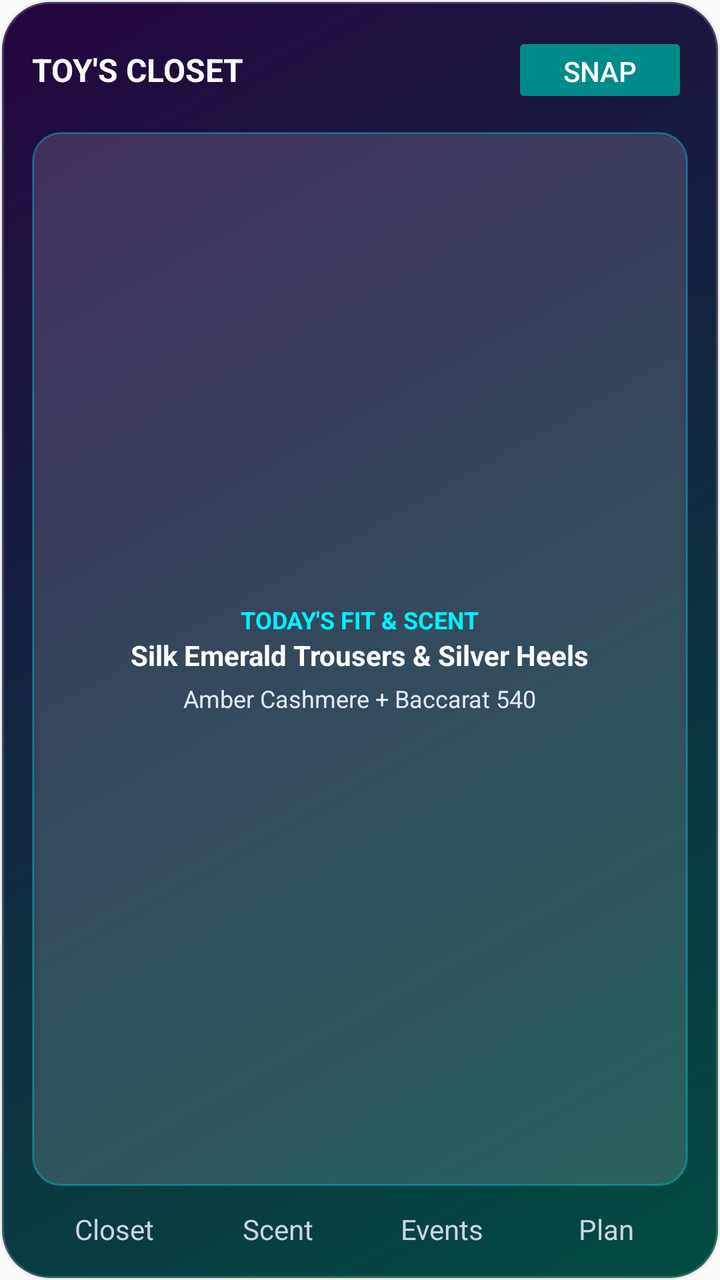
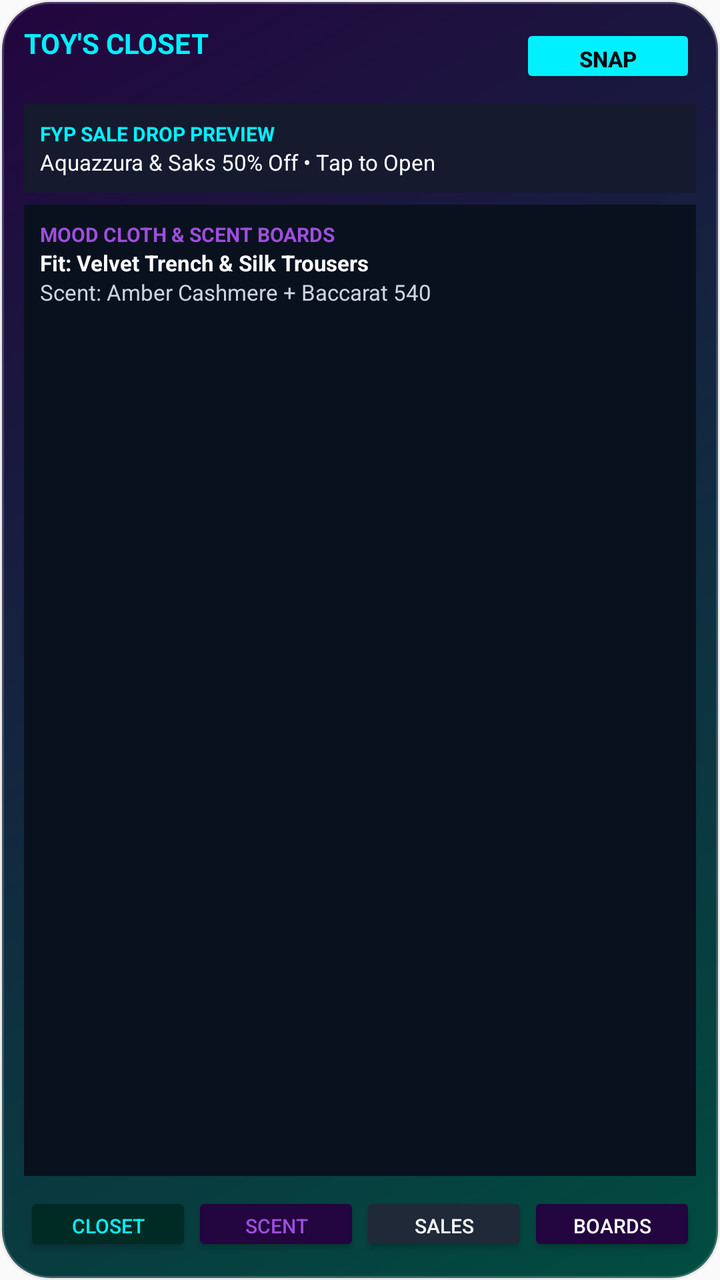

Two renders of the same Android screen: before a commit and after it. Below are the layout's source before the change and the commit's diff.
<!-- AndroidManifest.xml: application theme AppTheme -->
<!-- res/layout/widget_layout.xml -->
<?xml version="1.0" encoding="utf-8"?>
<LinearLayout xmlns:android="http://schemas.android.com/apk/res/android"
    android:id="@+id/widget_root"
    android:layout_width="match_parent"
    android:layout_height="match_parent"
    android:orientation="vertical"
    android:background="@drawable/widget_bg"
    android:padding="16dp">

    <LinearLayout
        android:layout_width="match_parent"
        android:layout_height="wrap_content"
        android:orientation="horizontal"
        android:gravity="center_vertical">

        <TextView
            android:layout_width="0dp"
            android:layout_height="wrap_content"
            android:layout_weight="1"
            android:text="TOY'S CLOSET"
            android:textColor="#F8FAFC"
            android:textStyle="bold"
            android:textSize="16sp" />

        <Button
            android:id="@+id/btn_snap_item"
            android:layout_width="wrap_content"
            android:layout_height="38dp"
            android:text="SNAP"
            android:backgroundTint="#008B8B"
            android:textColor="#FFFFFF" />
    </LinearLayout>

    <LinearLayout
        android:id="@+id/widget_center_card"
        android:layout_width="match_parent"
        android:layout_height="0dp"
        android:layout_weight="1"
        android:gravity="center"
        android:orientation="vertical"
        android:layout_marginVertical="12dp"
        android:padding="12dp"
        android:background="@drawable/widget_inner_card">

        <TextView
            android:text="TODAY'S FIT &amp; SCENT"
            android:textColor="#00F0FF"
            android:textSize="12sp"
            android:textStyle="bold"
            android:layout_width="wrap_content"
            android:layout_height="wrap_content" />

        <TextView
            android:id="@+id/widget_scheduled_outfit"
            android:text="Silk Emerald Trousers &amp; Silver Heels"
            android:textColor="#FFFFFF"
            android:textSize="14sp"
            android:textStyle="bold"
            android:layout_width="wrap_content"
            android:layout_height="wrap_content" />

        <TextView
            android:id="@+id/widget_scent_layer"
            android:text="Amber Cashmere + Baccarat 540"
            android:textColor="#E2E8F0"
            android:textSize="12sp"
            android:layout_marginTop="4dp"
            android:layout_width="wrap_content"
            android:layout_height="wrap_content" />
    </LinearLayout>

    <LinearLayout
        android:layout_width="match_parent"
        android:layout_height="wrap_content"
        android:orientation="horizontal"
        android:weightSum="4">

        <TextView
            android:id="@+id/jump_closet"
            android:layout_width="0dp"
            android:layout_height="wrap_content"
            android:layout_weight="1"
            android:gravity="center"
            android:text="Closet"
            android:textColor="#CBD5E1" />

        <TextView
            android:id="@+id/jump_scent"
            android:layout_width="0dp"
            android:layout_height="wrap_content"
            android:layout_weight="1"
            android:gravity="center"
            android:text="Scent"
            android:textColor="#CBD5E1" />

        <TextView
            android:id="@+id/jump_events"
            android:layout_width="0dp"
            android:layout_height="wrap_content"
            android:layout_weight="1"
            android:gravity="center"
            android:text="Events"
            android:textColor="#CBD5E1" />

        <TextView
            android:id="@+id/jump_planner"
            android:layout_width="0dp"
            android:layout_height="wrap_content"
            android:layout_weight="1"
            android:gravity="center"
            android:text="Plan"
            android:textColor="#CBD5E1" />
    </LinearLayout>
</LinearLayout>
<!-- resources referenced by this layout -->
<resources>
  <!-- drawable widget_bg (drawable) -->
  <?xml version="1.0" encoding="utf-8"?>
  <shape xmlns:android="http://schemas.android.com/apk/res/android" android:shape="rectangle">
      <gradient android:startColor="#23053F" android:endColor="#004D40" android:angle="315" />
      <corners android:radius="24dp" />
      <stroke android:width="2dp" android:color="#40C0C0C0" />
  </shape>
  <!-- drawable widget_inner_card (drawable) -->
  <?xml version="1.0" encoding="utf-8"?>
  <shape xmlns:android="http://schemas.android.com/apk/res/android" android:shape="rectangle">
      <solid android:color="#26FFFFFF" />
      <corners android:radius="14dp" />
      <stroke android:width="1dp" android:color="#5000F0FF" />
  </shape>
  <style name="AppTheme" parent="Theme.AppCompat.Light.DarkActionBar">
          
          <item name="colorPrimary">@color/colorPrimary</item>
          <item name="colorPrimaryDark">@color/colorPrimaryDark</item>
          <item name="colorAccent">@color/colorAccent</item>
      </style>
</resources>

<!-- the commit's change to res/layout/widget_layout.xml (unified diff, before → after) -->
@@ -1,114 +1,126 @@
 <?xml version="1.0" encoding="utf-8"?>
 <LinearLayout xmlns:android="http://schemas.android.com/apk/res/android"
-    android:id="@+id/widget_root"
     android:layout_width="match_parent"
     android:layout_height="match_parent"
     android:orientation="vertical"
     android:background="@drawable/widget_bg"
-    android:padding="16dp">
+    android:padding="12dp">
+
+    <RelativeLayout
+        android:layout_width="match_parent"
+        android:layout_height="wrap_content"
+        android:layout_marginBottom="8dp">
+        <TextView
+            android:layout_width="wrap_content"
+            android:layout_height="wrap_content"
+            android:text="TOY'S CLOSET"
+            android:textColor="#00F0FF"
+            android:textStyle="bold"
+            android:textSize="14sp" />
+        <Button
+            android:id="@+id/btn_snap_item"
+            android:layout_width="wrap_content"
+            android:layout_height="32dp"
+            android:layout_alignParentEnd="true"
+            android:text="SNAP"
+            android:textColor="#050B14"
+            android:textStyle="bold"
+            android:textSize="11sp"
+            android:backgroundTint="#00F0FF" />
+    </RelativeLayout>
+
+    <LinearLayout
+        android:id="@+id/jump_fyp_preview"
+        android:layout_width="match_parent"
+        android:layout_height="wrap_content"
+        android:orientation="vertical"
+        android:background="#151A2E"
+        android:padding="8dp"
+        android:layout_marginBottom="6dp">
+        <TextView
+            android:layout_width="wrap_content"
+            android:layout_height="wrap_content"
+            android:text="FYP SALE DROP PREVIEW"
+            android:textColor="#00F0FF"
+            android:textStyle="bold"
+            android:textSize="10sp" />
+        <TextView
+            android:layout_width="wrap_content"
+            android:layout_height="wrap_content"
+            android:text="Aquazzura &amp; Saks 50% Off • Tap to Open"
+            android:textColor="#F8FAFC"
+            android:textSize="11sp" />
+    </LinearLayout>
 
     <LinearLayout
         android:layout_width="match_parent"
-        android:layout_height="wrap_content"
-        android:orientation="horizontal"
-        android:gravity="center_vertical">
-
+        android:layout_height="0dp"
+        android:layout_weight="1"
+        android:orientation="vertical"
+        android:background="#0A111E"
+        android:padding="8dp">
         <TextView
-            android:layout_width="0dp"
+            android:layout_width="wrap_content"
             android:layout_height="wrap_content"
-            android:layout_weight="1"
-            android:text="TOY'S CLOSET"
+            android:text="MOOD CLOTH &amp; SCENT BOARDS"
+            android:textColor="#9D4EDD"
+            android:textStyle="bold"
+            android:textSize="10sp" />
+        <TextView
+            android:layout_width="wrap_content"
+            android:layout_height="wrap_content"
+            android:text="Fit: Velvet Trench &amp; Silk Trousers"
             android:textColor="#F8FAFC"
             android:textStyle="bold"
-            android:textSize="16sp" />
-
-        <Button
-            android:id="@+id/btn_snap_item"
+            android:textSize="11sp" />
+        <TextView
             android:layout_width="wrap_content"
-            android:layout_height="38dp"
-            android:text="SNAP"
-            android:backgroundTint="#008B8B"
-            android:textColor="#FFFFFF" />
-    </LinearLayout>
-
-    <LinearLayout
-        android:id="@+id/widget_center_card"
-        android:layout_width="match_parent"
-        android:layout_height="0dp"
-        android:layout_weight="1"
-        android:gravity="center"
-        android:orientation="vertical"
-        android:layout_marginVertical="12dp"
-        android:padding="12dp"
-        android:background="@drawable/widget_inner_card">
-
-        <TextView
-            android:text="TODAY'S FIT &amp; SCENT"
-            android:textColor="#00F0FF"
-            android:textSize="12sp"
-            android:textStyle="bold"
-            android:layout_width="wrap_content"
-            android:layout_height="wrap_content" />
-
-        <TextView
-            android:id="@+id/widget_scheduled_outfit"
-            android:text="Silk Emerald Trousers &amp; Silver Heels"
-            android:textColor="#FFFFFF"
-            android:textSize="14sp"
-            android:textStyle="bold"
-            android:layout_width="wrap_content"
-            android:layout_height="wrap_content" />
-
-        <TextView
-            android:id="@+id/widget_scent_layer"
-            android:text="Amber Cashmere + Baccarat 540"
-            android:textColor="#E2E8F0"
-            android:textSize="12sp"
-            android:layout_marginTop="4dp"
-            android:layout_width="wrap_content"
-            android:layout_height="wrap_content" />
+            android:layout_height="wrap_content"
+            android:text="Scent: Amber Cashmere + Baccarat 540"
+            android:textColor="#CBD5E1"
+            android:textSize="11sp" />
     </LinearLayout>
 
     <LinearLayout
         android:layout_width="match_parent"
         android:layout_height="wrap_content"
         android:orientation="horizontal"
-        android:weightSum="4">
-
-        <TextView
+        android:layout_marginTop="8dp">
+        <Button
             android:id="@+id/jump_closet"
             android:layout_width="0dp"
-            android:layout_height="wrap_content"
+            android:layout_height="32dp"
             android:layout_weight="1"
-            android:gravity="center"
             android:text="Closet"
-            android:textColor="#CBD5E1" />
-
-        <TextView
+            android:textSize="10sp"
+            android:backgroundTint="#002B24"
+            android:textColor="#00F0FF" />
+        <Button
             android:id="@+id/jump_scent"
             android:layout_width="0dp"
-            android:layout_height="wrap_content"
+            android:layout_height="32dp"
             android:layout_weight="1"
-            android:gravity="center"
             android:text="Scent"
-            android:textColor="#CBD5E1" />
-
-        <TextView
-            android:id="@+id/jump_events"
+            android:textSize="10sp"
+            android:backgroundTint="#23053F"
+            android:textColor="#9D4EDD" />
+        <Button
+            android:id="@+id/jump_sales"
             android:layout_width="0dp"
-            android:layout_height="wrap_content"
+            android:layout_height="32dp"
             android:layout_weight="1"
-            android:gravity="center"
-            android:text="Events"
-            android:textColor="#CBD5E1" />
-
-        <TextView
-            android:id="@+id/jump_planner"
+            android:text="Sales"
+            android:textSize="10sp"
+            android:backgroundTint="#1F2937"
+            android:textColor="#F8FAFC" />
+        <Button
+            android:id="@+id/jump_pinterest"
             android:layout_width="0dp"
-            android:layout_height="wrap_content"
+            android:layout_height="32dp"
             android:layout_weight="1"
-            android:gravity="center"
-            android:text="Plan"
-            android:textColor="#CBD5E1" />
+            android:text="Boards"
+            android:textSize="10sp"
+            android:backgroundTint="#23053F"
+            android:textColor="#F8FAFC" />
     </LinearLayout>
 </LinearLayout>
<!-- resource entries referenced after the edit -->
@@ -7,13 +7,6 @@
       <corners android:radius="24dp" />
       <stroke android:width="2dp" android:color="#40C0C0C0" />
   </shape>
-  <!-- drawable widget_inner_card (drawable) -->
-  <?xml version="1.0" encoding="utf-8"?>
-  <shape xmlns:android="http://schemas.android.com/apk/res/android" android:shape="rectangle">
-      <solid android:color="#26FFFFFF" />
-      <corners android:radius="14dp" />
-      <stroke android:width="1dp" android:color="#5000F0FF" />
-  </shape>
   <style name="AppTheme" parent="Theme.AppCompat.Light.DarkActionBar">
           
           <item name="colorPrimary">@color/colorPrimary</item>
